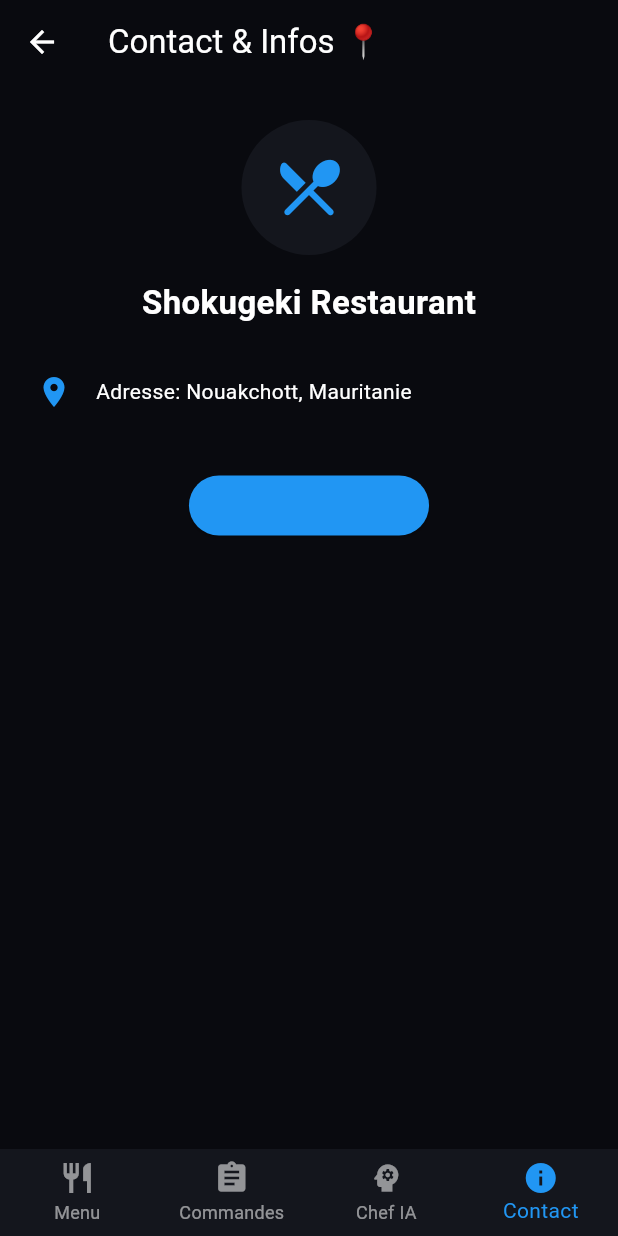
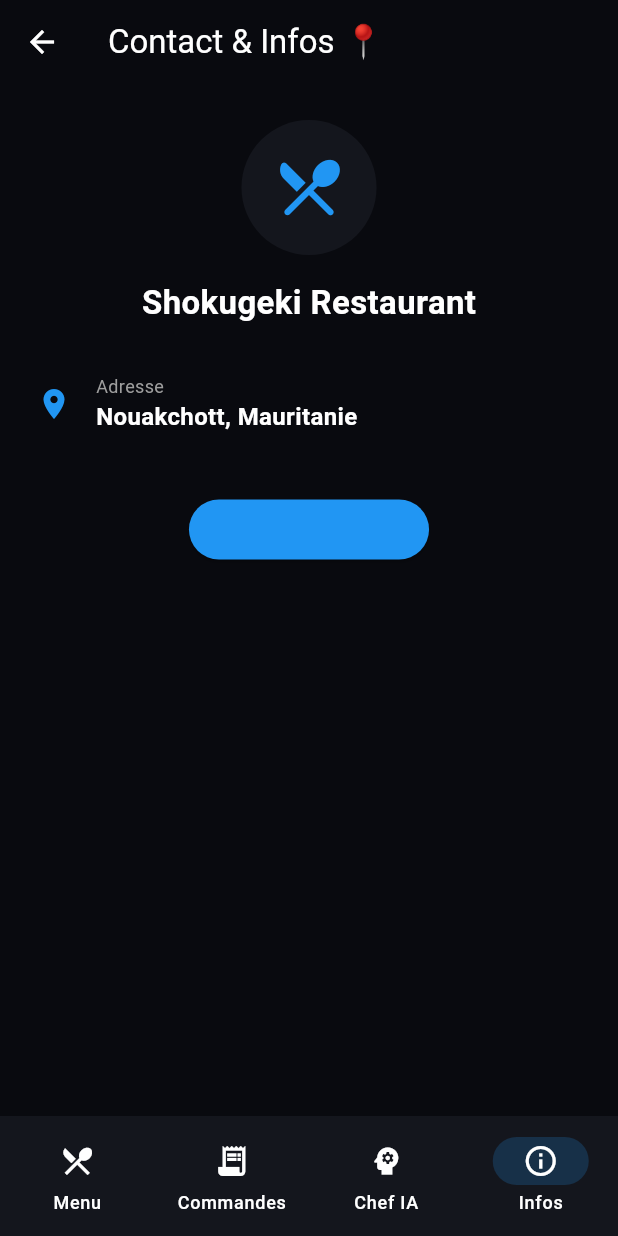
Before and after one commit to uchiwanagato22-ui/shokugeki_menu, a Flutter app: the ClientMainScreen screen opened directly, item 4 of the bottom bar chosen, after a tap on "Contacter Nagato", on a phone screen of 412 x 824 dp. Run offline on Flutter 3.47's test engine with Material 3 defaults, Android fonts, the phone set to English and light mode, and no system bars; our stand-ins replace cached_network_image, cloud_firestore, firebase_auth, firebase_core, firebase_messaging, firebase_storage and 4 more; accounts and stored records are empty; network calls fail.

```diff
--- a/lib/directeur_dashboard_screen.dart
+++ b/lib/directeur_dashboard_screen.dart
@@ -34,10 +34,14 @@ class _DirectorDashboardScreenState extends State<DirectorDashboardScreen> {
   bool _isSeeding = false;
   File? _imageSelectionnee;
 
-  /// Upload d'image vers Cloudinary configuré
+  /// Upload d'image vers Cloudinary avec tes vrais paramètres
   Future<String?> _uploadVersCloudinary(File imageLocale) async {
-    const String cloudName = "dmm16f6oo";
+    // =========================================================================
+    // TES PARAMÈTRES CONFIGURÉS EN DIRECT :
+    // =========================================================================
+    const String cloudName = "dr1rbdtph";
     const String uploadPreset = "676d6081-ab92-4e98-b500-3e088776e6ed";
+    // =========================================================================
 
     try {
       final uri = Uri.parse("https://api.cloudinary.com/v1_1/$cloudName/image/upload");
--- a/lib/main.dart
+++ b/lib/main.dart
@@ -2,6 +2,7 @@ import 'package:flutter/material.dart';
 import 'package:firebase_core/firebase_core.dart';
 import 'package:cloud_firestore/cloud_firestore.dart';
 import 'package:firebase_messaging/firebase_messaging.dart';
+import 'package:firebase_auth/firebase_auth.dart'; // Ajouté pour la persistance de session
 import 'package:url_launcher/url_launcher.dart';
 
 // --- IMPORTS RÉELS ET VÉRIFIÉS ---
@@ -79,7 +80,24 @@ class ShokugekiMenuApp extends StatelessWidget {
         future: _initialiserConfigurationComplete(),
         builder: (context, snapshot) {
           if (snapshot.connectionState == ConnectionState.done && !snapshot.hasError) {
+            // Écoute en temps réel de l'état d'authentification pour éviter la déconnexion automatique
+            return StreamBuilder<User?>(
+              stream: FirebaseAuth.instance.authStateChanges(),
+              builder: (context, authSnapshot) {
+                if (authSnapshot.connectionState == ConnectionState.active) {
+                  User? user = authSnapshot.data;
+                  if (user == null) {
                     return const LoginScreen();
+                  } else {
+                    return const ClientMainScreen();
+                  }
+                }
+                return const Scaffold(
+                  backgroundColor: kBackgroundColor,
+                  body: Center(child: CircularProgressIndicator(color: kPrimaryColor)),
+                );
+              },
+            );
           }
           if (snapshot.hasError) {
             return const Scaffold(
@@ -115,9 +133,10 @@ class ClientMainScreen extends StatefulWidget {
 
 class _ClientMainScreenState extends State<ClientMainScreen> {
   int _currentIndex = 0;
+
   final List<Widget> _pages = [
     const MenuClientPage(),
-    const Center(child: Text("Vos Commandes s'afficheront ici", style: TextStyle(color: Colors.white54))),
+    const Center(child: Text("Mes Commandes 📦", style: TextStyle(color: Colors.white, fontSize: 18))),
     const ChefIaScreen(),
     const AboutContactPage(),
   ];
@@ -125,126 +144,110 @@ class _ClientMainScreenState extends State<ClientMainScreen> {
   @override
   Widget build(BuildContext context) {
     return Scaffold(
-      body: _pages[_currentIndex],
-      bottomNavigationBar: BottomNavigationBar(
-        currentIndex: _currentIndex,
-        onTap: (index) => setState(() => _currentIndex = index),
+      backgroundColor: kBackgroundColor,
+      body: IndexedStack(
+        index: _currentIndex,
+        children: _pages,
+      ),
+      bottomNavigationBar: NavigationBar(
         backgroundColor: kSurfaceColor,
-        selectedItemColor: kPrimaryColor,
-        unselectedItemColor: Colors.white54,
-        type: BottomNavigationBarType.fixed,
-        items: const [
-          BottomNavigationBarItem(icon: Icon(Icons.restaurant), label: "Menu"),
-          BottomNavigationBarItem(icon: Icon(Icons.assignment), label: "Commandes"),
-          BottomNavigationBarItem(icon: Icon(Icons.psychology), label: "Chef IA"),
-          BottomNavigationBarItem(icon: Icon(Icons.info), label: "Contact"),
+        indicatorColor: kPrimaryColor.withOpacity(0.2),
+        selectedIndex: _currentIndex,
+        onDestinationSelected: (index) {
+          setState(() {
+            _currentIndex = index;
+          });
+        },
+        destinations: const [
+          NavigationDestination(icon: Icon(Icons.restaurant_menu, color: Colors.white), label: "Menu"),
+          NavigationDestination(icon: Icon(Icons.receipt_long, color: Colors.white), label: "Commandes"),
+          NavigationDestination(icon: Icon(Icons.psychology, color: Colors.white), label: "Chef IA"),
+          NavigationDestination(icon: Icon(Icons.info_outline, color: Colors.white), label: "Infos"),
         ],
       ),
     );
   }
 }
 
-class MenuClientPage extends StatefulWidget {
+class MenuClientPage extends StatelessWidget {
   const MenuClientPage({super.key});
 
   @override
-  State<MenuClientPage> createState() => _MenuClientPageState();
+  Widget build(BuildContext context) {
+    return Scaffold(
+      appBar: AppBar(
+        title: const Text("Le Menu Shokugeki 🍳", style: TextStyle(fontWeight: FontWeight.bold)),
+        backgroundColor: kSurfaceColor,
+        elevation: 0,
+      ),
+      body: StreamBuilder<QuerySnapshot>(
+        stream: FirebaseFirestore.instance.collection('menu').orderBy('nom').snapshots(),
+        builder: (context, snapshot) {
+          if (snapshot.hasError) {
+            return const Center(child: Text("Erreur de chargement du menu.", style: TextStyle(color: Colors.white)));
+          }
+          if (snapshot.connectionState == ConnectionState.waiting) {
+            return const Center(child: CircularProgressIndicator(color: kPrimaryColor));
           }
 
-class _MenuClientPageState extends State<MenuClientPage> {
-  String _selectedCategory = "Tout";
-  final List<String> _categories = ["Tout", "Burgers", "Pizzas", "Poulet", "Divers", "Desserts", "Boissons"];
-
-  @override
-  Widget build(BuildContext context) {
-    Query query = FirebaseFirestore.instance.collection('menu').where('disponible', isEqualTo: true);
-    if (_selectedCategory != "Tout") {
-      query = query.where('categorie', isEqualTo: _selectedCategory);
+          final docs = snapshot.data?.docs ?? [];
+          if (docs.isEmpty) {
+            return const Center(child: Text("Aucun plat disponible pour le moment.", style: TextStyle(color: Colors.grey)));
           }
 
-    return Scaffold(
-      appBar: AppBar(
-        title: const Text("Notre Menu 🍽️", style: TextStyle(fontWeight: FontWeight.bold)),
-        backgroundColor: Colors.transparent,
-        elevation: 0,
-      ),
-      body: Column(
-        crossAxisAlignment: CrossAxisAlignment.start,
-        children: [
-          SizedBox(
-            height: 60,
-            child: ListView.builder(
-              scrollDirection: Axis.horizontal,
-              padding: const EdgeInsets.symmetric(horizontal: 16),
-              itemCount: _categories.length,
-              itemBuilder: (context, index) {
-                final cat = _categories[index];
-                final isSelected = _selectedCategory == cat;
-                return Padding(
-                  padding: const EdgeInsets.only(right: 8.0, top: 8, bottom: 8),
-                  child: ChoiceChip(
-                    label: Text(cat),
-                    selected: isSelected,
-                    selectedColor: Colors.amber,
-                    onSelected: (_) => setState(() => _selectedCategory = cat),
-                  ),
-                );
-              },
-            ),
-          ),
-          Expanded(
-            child: StreamBuilder<QuerySnapshot>(
-              stream: query.snapshots(),
-              builder: (context, snapshot) {
-                if (!snapshot.hasError && snapshot.connectionState == ConnectionState.waiting) {
-                  return const Center(child: CircularProgressIndicator());
-                }
-                if (!snapshot.hasData) return const Center(child: CircularProgressIndicator());
-                final docs = snapshot.data!.docs;
-                if (docs.isEmpty) {
-                  return const Center(child: Text("Aucun plat disponible.", style: TextStyle(color: Colors.white38)));
-                }
           return ListView.builder(
             padding: const EdgeInsets.all(16),
             itemCount: docs.length,
             itemBuilder: (context, index) {
-                    final item = docs[index].data() as Map<String, dynamic>;
+              final plat = docs[index].data() as Map<String, dynamic>;
+              final bool disponible = plat['disponible'] ?? true;
 
-                    String nomPlat = item['nom'] ?? 'Plat';
-                    String descPlat = item['description'] ?? '';
-                    String imgPlat = item['image'] ?? 'https://via.placeholder.com/150';
-                    var prixPlat = item['prix'] ?? 0;
+              if (!disponible) return const SizedBox.shrink();
 
-                    return Card(
+              return Container(
+                margin: const EdgeInsets.symmetric(vertical: 8),
+                padding: const EdgeInsets.all(12),
+                decoration: BoxDecoration(
                   color: kSurfaceColor,
-                      margin: const EdgeInsets.only(bottom: 16),
-                      shape: RoundedRectangleBorder(borderRadius: BorderRadius.circular(16)),
-                      child: ListTile(
-                        contentPadding: const EdgeInsets.all(16),
-                        leading: ClipRRect(
+                  borderRadius: BorderRadius.circular(12),
+                ),
+                child: Row(
+                  children: [
+                    ClipRRect(
                       borderRadius: BorderRadius.circular(8),
-                          child: Image.network(
-                            imgPlat,
-                            width: 60,
-                            height: 60,
-                            fit: BoxFit.cover,
-                            errorBuilder: (context, error, stackTrace) => const Icon(Icons.fastfood, size: 40, color: Colors.grey),
+                      child: plat['image'] != null && plat['image'].toString().startsWith('http')
+                          ? Image.network(plat['image'], width: 80, height: 80, fit: BoxFit.cover,
+                              errorBuilder: (context, error, stackTrace) =>
+                                  Container(width: 80, height: 80, color: Colors.grey[900], child: const Icon(Icons.fastfood, color: Colors.grey)))
+                          : Container(width: 80, height: 80, color: Colors.grey[900], child: const Icon(Icons.fastfood, color: Colors.grey)),
+                    ),
+                    const SizedBox(width: 16),
+                    Expanded(
+                      child: Column(
+                        crossAxisAlignment: CrossAxisAlignment.start,
+                        children: [
+                          Text(plat['nom'] ?? 'Plat anonyme', style: const TextStyle(color: Colors.white, fontSize: 16, fontWeight: FontWeight.bold)),
+                          const SizedBox(height: 4),
+                          Text(plat['description'] ?? '', style: const TextStyle(color: Colors.grey, fontSize: 12), maxLines: 2, overflow: TextOverflow.ellipsis),
+                          const SizedBox(height: 8),
+                          Text("${plat['prix']} MRU", style: const TextStyle(color: kAccentColor, fontWeight: FontWeight.bold, fontSize: 14)),
+                        ],
                       ),
                     ),
-                        title: Text(nomPlat, style: const TextStyle(fontWeight: FontWeight.bold, fontSize: 18)),
-                        subtitle: Text(descPlat, style: const TextStyle(color: Colors.white54), maxLines: 2, overflow: TextOverflow.ellipsis),
-                        trailing: Text(
-                          "$prixPlat MRU",
-                          style: const TextStyle(color: kPrimaryColor, fontWeight: FontWeight.bold, fontSize: 16)
+                    IconButton(
+                      icon: const Icon(Icons.add_shopping_cart, color: kPrimaryColor),
+                      onPressed: () {
+                        ScaffoldMessenger.of(context).showSnackBar(
+                          SnackBar(content: Text("${plat['nom']} ajouté au panier !")),
+                        );
+                      },
                     ),
+                  ],
                 ),
               );
             },
           );
         },
-            ),
-          ),
-        ],
       ),
     );
   }
@@ -253,9 +256,9 @@ class _MenuClientPageState extends State<MenuClientPage> {
 class AboutContactPage extends StatelessWidget {
   const AboutContactPage({super.key});
 
-  Future<void> _lancerUrl(Uri uri) async {
-    if (await canLaunchUrl(uri)) {
-      await launchUrl(uri, mode: LaunchMode.externalApplication);
+  Future<void> _lancerUrl(Uri url) async {
+    if (!await launchUrl(url, mode: LaunchMode.externalApplication)) {
+      debugPrint("Impossible d'ouvrir : $url");
     }
   }
 
@@ -296,7 +299,13 @@ class AboutContactPage extends StatelessWidget {
       children: [
         Icon(icon, color: kPrimaryColor),
         const SizedBox(width: 16),
-        Text("$label: $value"),
+        Column(
+          crossAxisAlignment: CrossAxisAlignment.start,
+          children: [
+            Text(label, style: const TextStyle(color: Colors.grey, fontSize: 12)),
+            Text(value, style: const TextStyle(color: Colors.white, fontSize: 16, fontWeight: FontWeight.bold)),
+          ],
+        )
       ],
     );
   }
```
Lines whose indentation alone changed are shown as unchanged.
